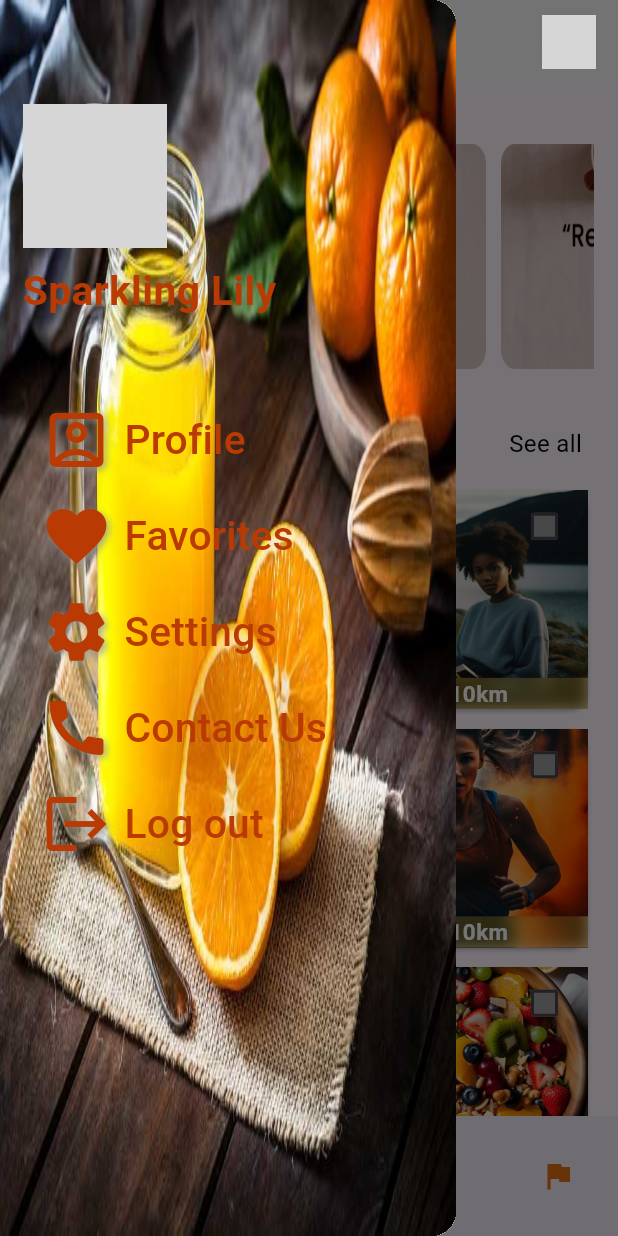
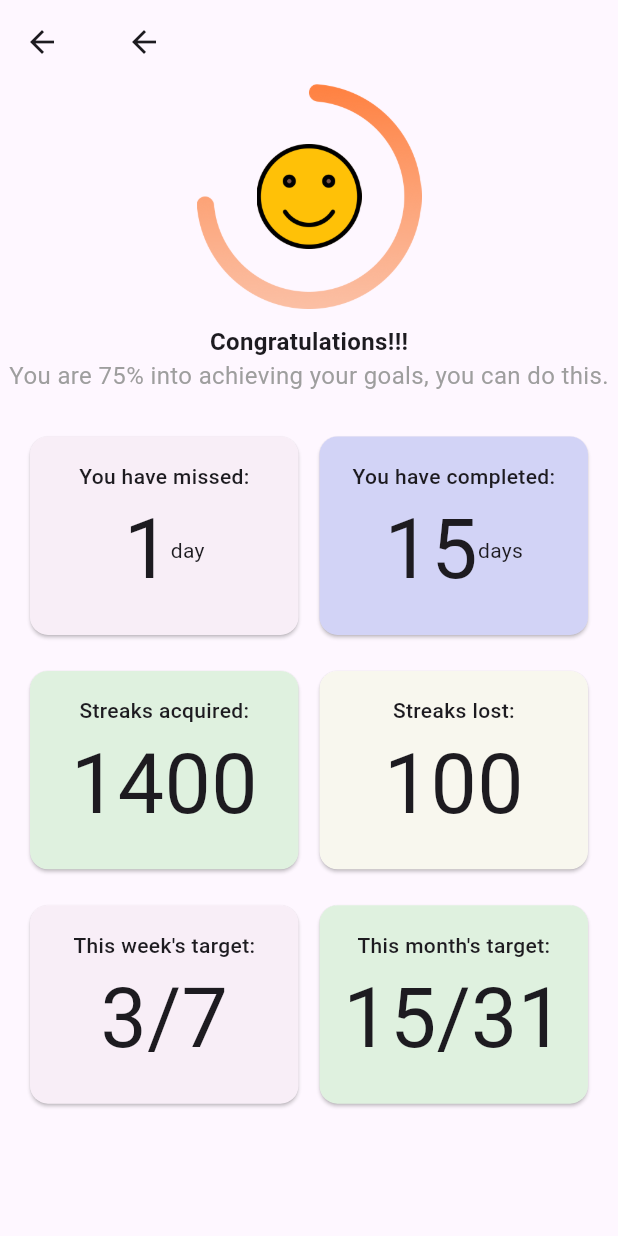
Before and after one commit to Sparklinglily/Habit-Tracker-App, a Flutter app: the screen it shows once a user with an empty profile is signed in, in the side drawer, after a tap on "Contact Us", on a phone screen of 412 x 824 dp. Run offline on Flutter 3.47's test engine with Material 3 defaults, Android fonts, the phone set to English and light mode, and no system bars; our stand-ins replace cloud_firestore, email_validator, firebase_auth, firebase_core, flutter_slidable, get and 4 more; missing offline and left inert: dart:ffi; accounts and stored records are empty; network calls fail; grey boxes are pictures that could not be loaded.

Commit message:
track progress page

```diff
--- a/lib/presentation/views/MainScreens/Wigets/dailyQuotes.dart
+++ b/lib/presentation/views/MainScreens/Wigets/dailyQuotes.dart
@@ -20,7 +20,7 @@ class _DailyQuotesState extends State<DailyQuotes> {
             "Daily Quotes",
             style: TextStyle(
                 color: fontDark,
-                fontSize: defaultSpacing * 1.4,
+                fontSize: defaultSpacing * 1.1,
                 fontWeight: FontWeight.w500),
           ),
           Padding(
--- a/lib/presentation/views/MainScreens/Wigets/due.dart
+++ b/lib/presentation/views/MainScreens/Wigets/due.dart
@@ -11,16 +11,16 @@ class DueToday extends StatefulWidget {
 class _DueTodayState extends State<DueToday> {
   @override
   Widget build(BuildContext context) {
-    return Padding(
-      padding: const EdgeInsets.all(8.0),
+    return const Padding(
+      padding: EdgeInsets.all(8.0),
       child: Row(
         mainAxisAlignment: MainAxisAlignment.spaceBetween,
-        children: const [
+        children: [
           Text(
             "Due for today",
             style: TextStyle(
                 color: fontDark,
-                fontSize: defaultSpacing * 1.4,
+                fontSize: defaultSpacing * 1.1,
                 fontWeight: FontWeight.w500),
           ),
           Text(
--- /dev/null
+++ b/lib/presentation/views/MainScreens/bottomNavButtons/Habit/track_progress.dart
@@ -0,0 +1,112 @@
+import 'package:flutter/material.dart';
+
+import 'package:habit_help/presentation/views/components/streakGrid.dart';
+
+class ProgressPage extends StatelessWidget {
+  final List<StreakGridData> eachGrid = [
+    StreakGridData(
+        LargeNum: '1',
+        color: const Color.fromARGB(255, 248, 238, 247),
+        miniText: 'You have missed:',
+        days: 'day'),
+    StreakGridData(
+        LargeNum: '15',
+        days: 'days',
+        color: const Color.fromARGB(255, 210, 211, 246),
+        miniText: 'You have completed:'),
+    StreakGridData(
+        LargeNum: '1400',
+        color: Color.fromARGB(255, 223, 241, 223),
+        miniText: 'Streaks acquired:'),
+    StreakGridData(
+        LargeNum: '100',
+        color: Color.fromARGB(255, 248, 247, 238),
+        miniText: 'Streaks lost:'),
+    StreakGridData(
+        LargeNum: '3/7',
+        color: const Color.fromARGB(255, 248, 238, 247),
+        miniText: 'This week\'s target:'),
+    StreakGridData(
+        LargeNum: '15/31',
+        color: const Color.fromARGB(255, 223, 241, 223),
+        miniText: 'This month\'s target:'),
+  ];
+  ProgressPage({super.key});
+
+  @override
+  Widget build(BuildContext context) {
+    return Scaffold(
+      appBar: AppBar(
+        title: IconButton(
+          icon: const Icon(Icons.arrow_back_outlined),
+          onPressed: () {},
+        ),
+      ),
+      body: SingleChildScrollView(
+        child: Column(
+          mainAxisAlignment: MainAxisAlignment.center,
+          // crossAxisAlignment: CrossAxisAlignment.center,
+          children: [
+            Align(
+              alignment: Alignment.center,
+              child: Stack(
+                children: [
+                  Image.asset(
+                    'images/Ellipse.png',
+                    height: 150,
+                    width: 150,
+                  ),
+                  Positioned(
+                      right: 5,
+                      left: 5,
+                      bottom: 40,
+                      child: Image.asset(
+                        'images/smiley.png',
+                        height: 70,
+                        width: 70,
+                      ))
+                ],
+              ),
+            ),
+            const SizedBox(height: 10),
+            const Text(
+              'Congratulations!!!',
+              style: TextStyle(fontWeight: FontWeight.w600, fontSize: 16),
+            ),
+            const Text(
+              'You are 75% into achieving your goals, you can do this.',
+              style: TextStyle(
+                color: Colors.grey,
+                fontSize: 16,
+              ),
+            ),
+            SizedBox(
+              height: 25,
+            ),
+            SizedBox(
+              height: 800,
+              child: Padding(
+                padding: const EdgeInsets.only(left: 16.0, right: 16.0),
+                child: GridView.builder(
+                    scrollDirection: Axis.vertical,
+                    physics: null,
+                    shrinkWrap: true,
+                    gridDelegate:
+                        const SliverGridDelegateWithFixedCrossAxisCount(
+                      crossAxisCount: 2,
+                      mainAxisSpacing: 16.0,
+                      crossAxisSpacing: 6.0,
+                      childAspectRatio: 16 / 12,
+                    ),
+                    itemCount: eachGrid.length,
+                    itemBuilder: (context, index) {
+                      return StreakGrids(gridItem: eachGrid[index]);
+                    }),
+              ),
+            )
+          ],
+        ),
+      ),
+    );
+  }
+}
--- a/lib/presentation/views/MainScreens/bottomNavButtons/Home/Rewards/rewardPage.dart
+++ b/lib/presentation/views/MainScreens/bottomNavButtons/Home/Rewards/rewardPage.dart
@@ -20,10 +20,10 @@ class Achievement extends StatelessWidget {
       color: const Color.fromARGB(255, 210, 211, 246),
     ),
     StreakGridData(
-        LargeNum: '0',
-        miniText: 'Streaks lost:',
-        color: const Color.fromARGB(255, 245, 235, 199),
-        days: 'day'),
+      LargeNum: '0',
+      miniText: 'Streaks lost:',
+      color: const Color.fromARGB(255, 245, 235, 199),
+    ),
   ];
   Achievement({Key? key}) : super(key: key);
 
@@ -60,7 +60,7 @@ class Achievement extends StatelessWidget {
                     color: secondaryLight,
                     height: 1.5,
                     fontWeight: FontWeight.w500,
-                    fontSize: defaultSpacing * 1.2),
+                    fontSize: defaultSpacing * 1),
                 textAlign: TextAlign.center,
               ),
             ),
--- a/lib/presentation/views/MainScreens/bottomNavButtons/Home/Rewards/rewards.dart
+++ b/lib/presentation/views/MainScreens/bottomNavButtons/Home/Rewards/rewards.dart
@@ -15,10 +15,10 @@ class _RewardsState extends State<Rewards> {
       mainAxisAlignment: MainAxisAlignment.spaceBetween,
       children: [
         Text(
-          "Achievements",
+          " Top Achievements",
           style: TextStyle(
               color: fontDark,
-              fontSize: defaultSpacing * 1.4,
+              fontSize: defaultSpacing * 1,
               fontWeight: FontWeight.w500),
         ),
         Text(
--- a/lib/presentation/views/MainScreens/bottomNavButtons/Home/homeScreen.dart
+++ b/lib/presentation/views/MainScreens/bottomNavButtons/Home/homeScreen.dart
@@ -1,6 +1,7 @@
 import 'package:get/get.dart';
 import 'package:flutter/material.dart';
 import 'package:habit_help/presentation/views/Favorites/favorites.dart';
+import 'package:habit_help/presentation/views/MainScreens/bottomNavButtons/Habit/track_progress.dart';
 import 'package:habit_help/presentation/views/Settings/settingsPage.dart';
 import 'package:habit_help/presentation/views/profile/profilePage.dart';
 import '../../../../styles/constants.dart';
@@ -172,7 +173,9 @@ class _HomePageState extends State<HomePage> {
                           color: primaryDark, fontSize: defaultSpacing * 1.7),
                     )),
                 TextButton.icon(
-                    onPressed: () {},
+                    onPressed: () {
+                      Get.to(() => ProgressPage());
+                    },
                     icon: Icon(
                       Icons.call,
                       color: primaryDark,
--- a/lib/presentation/views/components/streakGrid.dart
+++ b/lib/presentation/views/components/streakGrid.dart
@@ -10,7 +10,7 @@ class StreakGridData {
       {required this.LargeNum,
       required this.color,
       required this.miniText,
-      this.days = 'days'});
+      this.days = ''});
 }
 
 class StreakGrids extends StatelessWidget {
@@ -36,7 +36,7 @@ class StreakGrids extends StatelessWidget {
                 gridItem.LargeNum,
                 style: const TextStyle(fontSize: 55),
               ),
-              Text(gridItem.days)
+              Text(gridItem.days!)
             ],
           )
         ],
```
Also changed, not shown: pubspec.yaml (+5 -6 lines), pubspec.lock.
